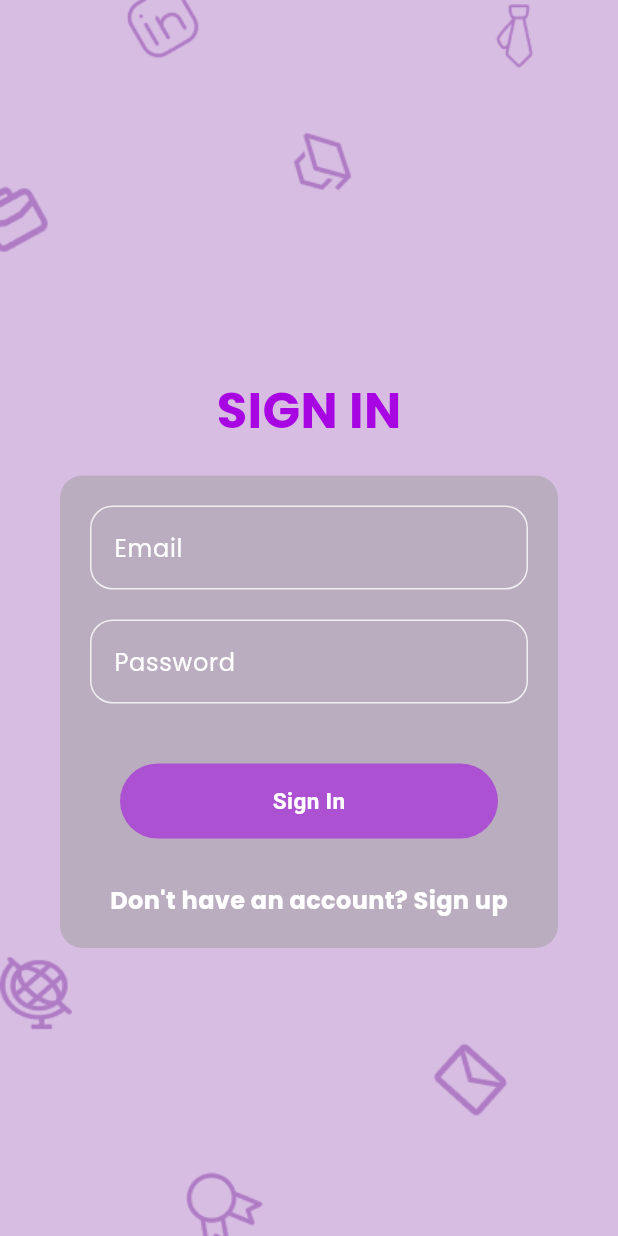
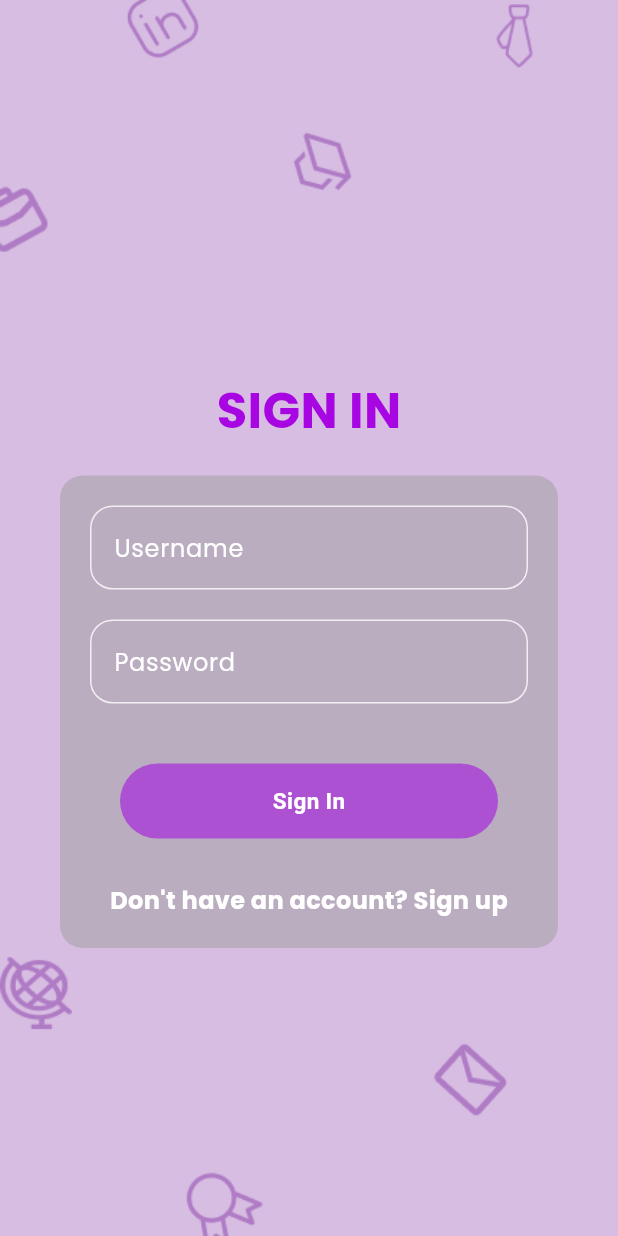
Before and after one commit to abiramianandkumar/AspireArc, a Flutter app: the screen it shows after launch, after a tap on "Get Started", on a phone screen of 412 x 824 dp. Run offline on Flutter 3.47's test engine with Material 3 defaults, Android fonts, the phone set to English and light mode, and no system bars; our stand-ins replace google_fonts.

Commit message:
Descriptive commit message

```diff
--- a/lib/pages/login_page.dart
+++ b/lib/pages/login_page.dart
@@ -44,7 +44,7 @@ class _loginpageState extends State<loginpage> {
                       children: [
                         TextField(
                           decoration: InputDecoration(
-                            hintText: 'Email',
+                            hintText: 'Username',
                             hintStyle: GoogleFonts.poppins(color: Colors.white),
                             border: OutlineInputBorder(
                               borderRadius: BorderRadius.circular(15),
```
